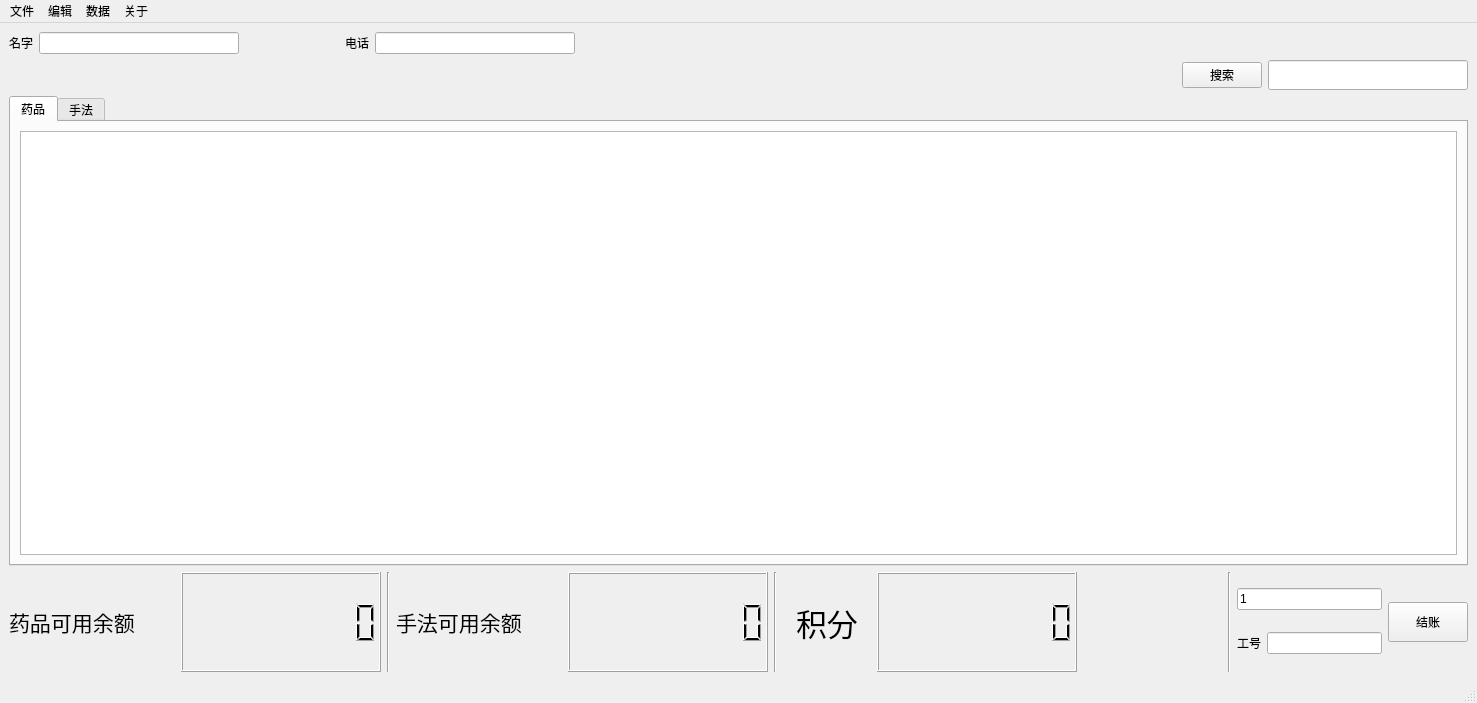
zhihao2020/ShopSystem, file Qtdesigners/主界面.ui: the form before one commit.
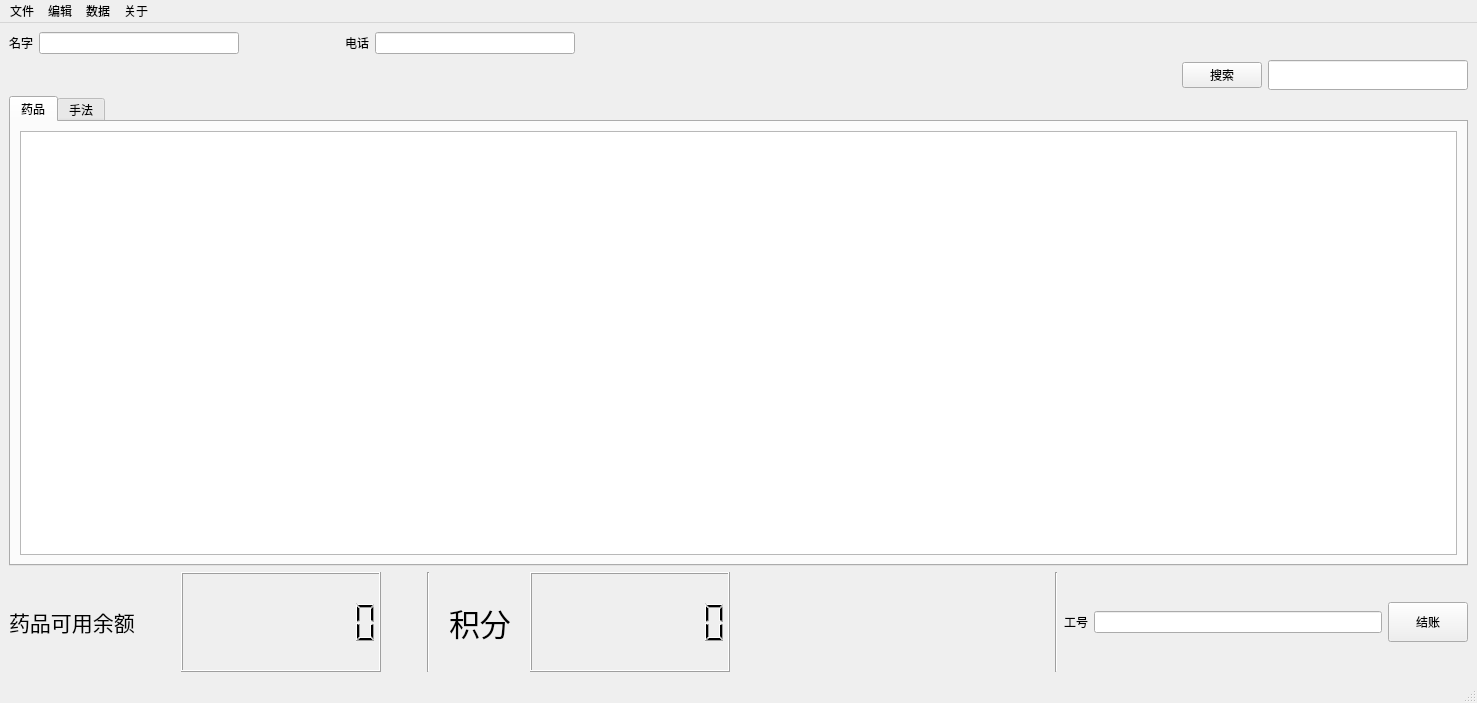
The form after the commit. Icons and pictures are not drawn.

Patch:
```diff
--- a/Qtdesigners/主界面.ui
+++ b/Qtdesigners/主界面.ui
@@ -213,26 +213,6 @@
           </item>
          </layout>
         </item>
-        <item>
-         <widget class="Line" name="line_2">
-          <property name="orientation">
-           <enum>Qt::Vertical</enum>
-          </property>
-         </widget>
-        </item>
-        <item>
-         <widget class="QLabel" name="name_vaild">
-          <property name="font">
-           <font>
-            <family>AcadEref</family>
-            <pointsize>16</pointsize>
-           </font>
-          </property>
-          <property name="text">
-           <string>手法可用余额</string>
-          </property>
-         </widget>
-        </item>
         <item>
          <spacer name="horizontalSpacer">
           <property name="orientation">
@@ -246,19 +226,6 @@
           </property>
          </spacer>
         </item>
-        <item>
-         <widget class="QLCDNumber" name="money_vaild">
-          <property name="minimumSize">
-           <size>
-            <width>200</width>
-            <height>100</height>
-           </size>
-          </property>
-          <property name="digitCount">
-           <number>9</number>
-          </property>
-         </widget>
-        </item>
         <item>
          <widget class="Line" name="line_3">
           <property name="orientation">
@@ -353,19 +320,6 @@
       </item>
       <item>
        <layout class="QVBoxLayout" name="verticalLayout">
-        <item>
-         <widget class="QLineEdit" name="lineEdit">
-          <property name="inputMask">
-           <string>1</string>
-          </property>
-          <property name="text">
-           <string>1</string>
-          </property>
-          <property name="maxLength">
-           <number>1</number>
-          </property>
-         </widget>
-        </item>
         <item>
          <layout class="QHBoxLayout" name="horizontalLayout_2">
           <item>
```
Left out of the diff: 30 changed lines with no effect on the pictures.
